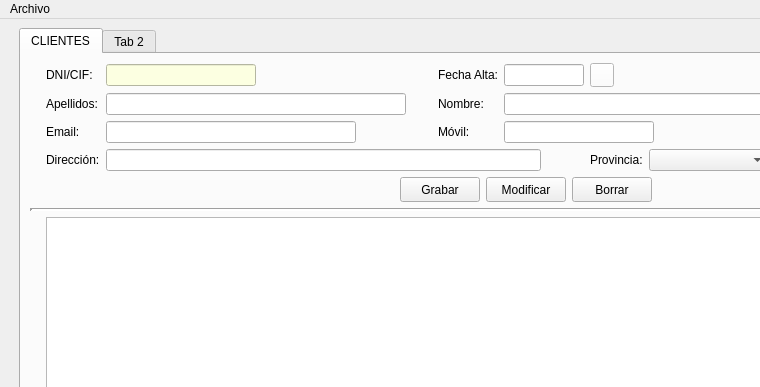
BuaTeijeiro/ProyectoDI, file templates/venPrincipal.ui: the form before one commit; both pictures show x 0 to 760 and y 0 to 387 of the 1052 by 721 pixel window.
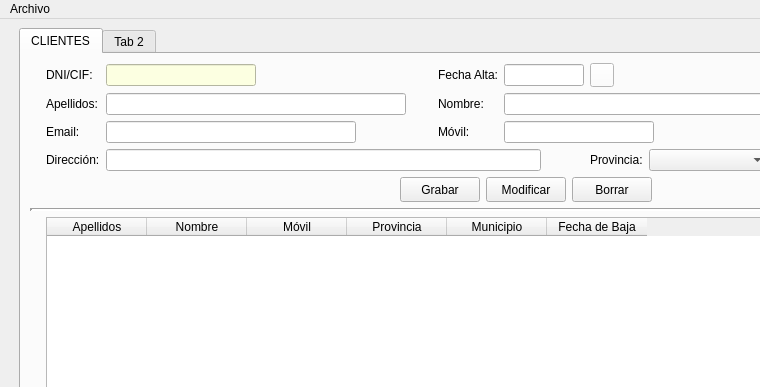
The form after the commit. Icons and pictures are not drawn.

Diff of the .ui file:
```diff
--- a/templates/venPrincipal.ui
+++ b/templates/venPrincipal.ui
@@ -63,7 +63,44 @@
          </attribute>
          <layout class="QGridLayout" name="gridLayout_4">
           <item row="4" column="1">
-           <widget class="QTableWidget" name="tablaClientes"/>
+           <widget class="QTableWidget" name="tablaClientes">
+            <property name="selectionBehavior">
+             <enum>QAbstractItemView::SelectRows</enum>
+            </property>
+            <attribute name="verticalHeaderVisible">
+             <bool>false</bool>
+            </attribute>
+            <column>
+             <property name="text">
+              <string>Apellidos</string>
+             </property>
+            </column>
+            <column>
+             <property name="text">
+              <string>Nombre</string>
+             </property>
+            </column>
+            <column>
+             <property name="text">
+              <string>Móvil</string>
+             </property>
+            </column>
+            <column>
+             <property name="text">
+              <string>Provincia</string>
+             </property>
+            </column>
+            <column>
+             <property name="text">
+              <string>Municipio</string>
+             </property>
+            </column>
+            <column>
+             <property name="text">
+              <string>Fecha de Baja</string>
+             </property>
+            </column>
+           </widget>
           </item>
           <item row="0" column="0">
            <spacer name="horizontalSpacer_8">
```
Left out of the diff: 4 changed lines with no effect on the pictures.
